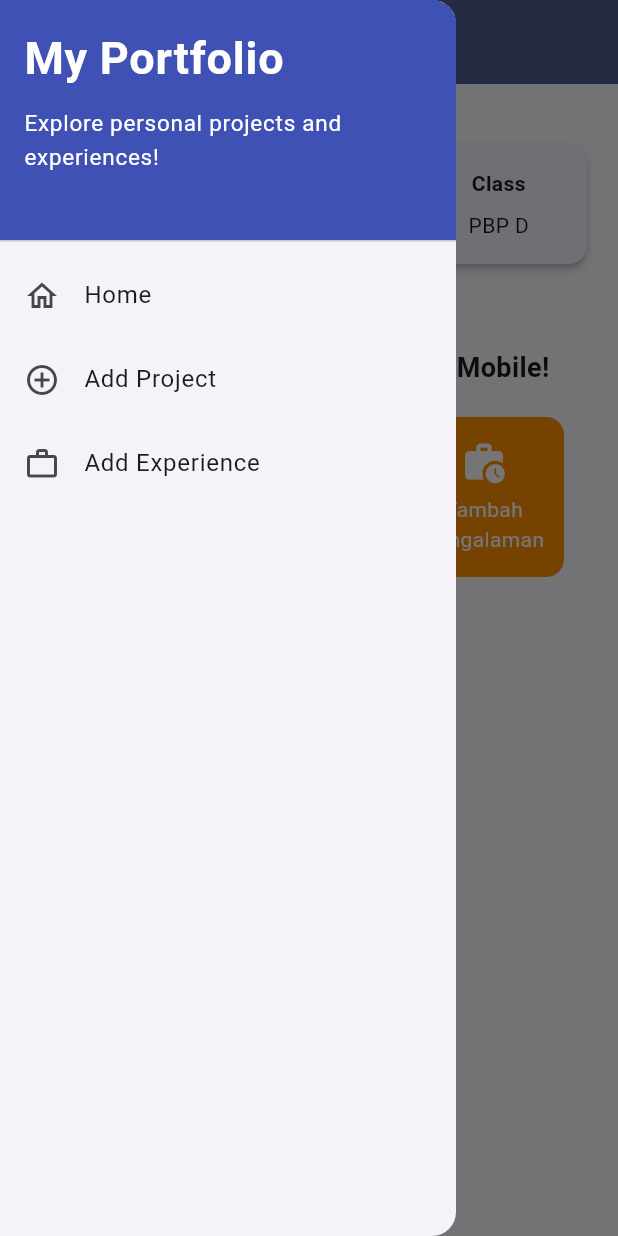
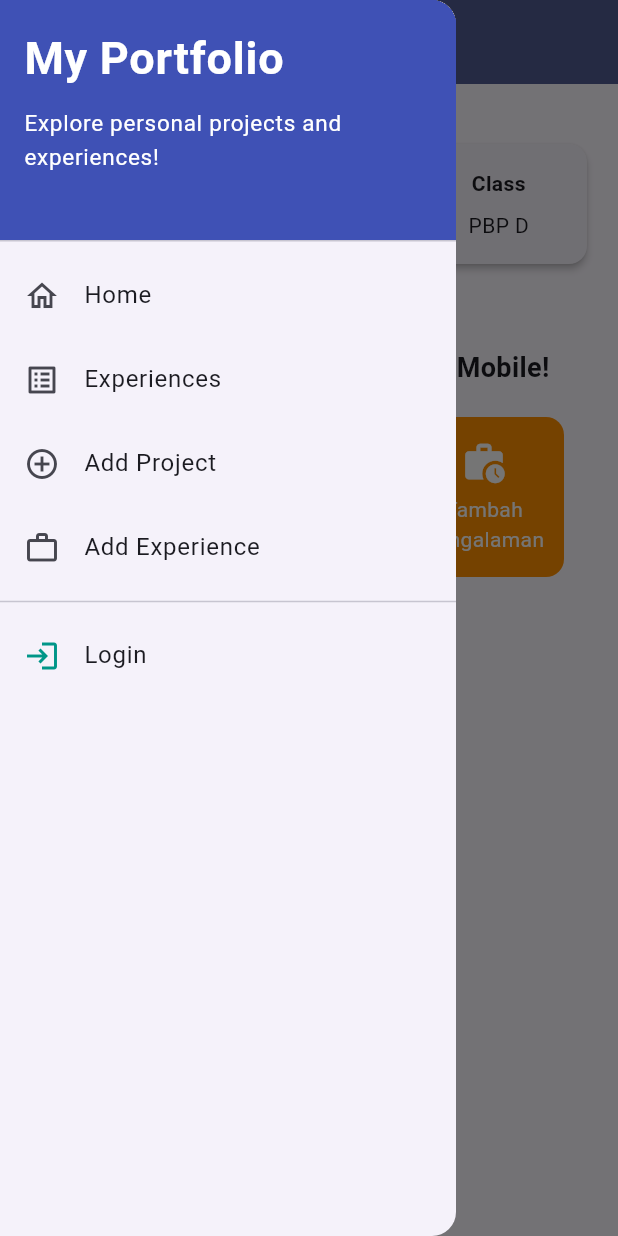
Before and after one commit to Novel107/myportofolio_mobile, a Flutter app: the screen it shows after launch, with the side drawer open, on a phone screen of 412 x 824 dp. Run offline on Flutter 3.47's test engine with Material 3 defaults, Android fonts, the phone set to English and light mode, and no system bars; generated files the repository leaves out were written again.

Commit message:
feat(ui): add Experiences and Login/Logout navigation to LeftDrawer

```diff
--- a/lib/widgets/left_drawer.dart
+++ b/lib/widgets/left_drawer.dart
@@ -1,24 +1,30 @@
 import 'package:flutter/material.dart';
+import 'package:provider/provider.dart';
+import 'package:myportofolio_mobile/providers/auth_provider.dart';
+import 'package:myportofolio_mobile/screens/experience_form.dart';
+import 'package:myportofolio_mobile/screens/experience_list.dart';
+import 'package:myportofolio_mobile/screens/login_screen.dart';
 import 'package:myportofolio_mobile/screens/menu.dart';
 import 'package:myportofolio_mobile/screens/project_form.dart';
-import 'package:myportofolio_mobile/screens/experience_form.dart';
 
 class LeftDrawer extends StatelessWidget {
   const LeftDrawer({super.key});
 
   @override
   Widget build(BuildContext context) {
+    final auth = context.watch<AuthProvider>();
+
     return Drawer(
       child: ListView(
         children: [
-          const DrawerHeader(
-            decoration: BoxDecoration(
+          DrawerHeader(
+            decoration: const BoxDecoration(
               color: Colors.indigo,
             ),
             child: Column(
               crossAxisAlignment: CrossAxisAlignment.start,
               children: [
-                Text(
+                const Text(
                   'My Portfolio',
                   style: TextStyle(
                     fontSize: 30,
@@ -26,10 +32,12 @@ class LeftDrawer extends StatelessWidget {
                     color: Colors.white,
                   ),
                 ),
-                SizedBox(height: 10),
+                const SizedBox(height: 10),
                 Text(
-                  'Explore personal projects and experiences!',
-                  style: TextStyle(
+                  auth.isAuthenticated
+                      ? 'Signed in as ${auth.username}'
+                      : 'Explore personal projects and experiences!',
+                  style: const TextStyle(
                     fontSize: 15,
                     color: Colors.white,
                   ),
@@ -44,6 +52,18 @@ class LeftDrawer extends StatelessWidget {
               Navigator.pushReplacement(
                 context,
                 MaterialPageRoute(builder: (context) => MyHomePage()),
+              );
+            },
+          ),
+          ListTile(
+            leading: const Icon(Icons.list_alt_outlined),
+            title: const Text('Experiences'),
+            onTap: () {
+              Navigator.pushReplacement(
+                context,
+                MaterialPageRoute(
+                  builder: (context) => const ExperienceListPage(),
+                ),
               );
             },
           ),
@@ -63,10 +83,40 @@ class LeftDrawer extends StatelessWidget {
             onTap: () {
               Navigator.pushReplacement(
                 context,
-                MaterialPageRoute(builder: (context) => const ExperienceFormPage()),
+                MaterialPageRoute(
+                  builder: (context) => const ExperienceFormPage(),
+                ),
               );
             },
           ),
+          const Divider(),
+          if (auth.isAuthenticated)
+            ListTile(
+              leading: const Icon(Icons.logout, color: Colors.red),
+              title: const Text('Logout'),
+              onTap: () async {
+                Navigator.pop(context);
+                await context.read<AuthProvider>().logout();
+                if (!context.mounted) return;
+                ScaffoldMessenger.of(context)
+                  ..hideCurrentSnackBar()
+                  ..showSnackBar(
+                    const SnackBar(content: Text('Berhasil logout!')),
+                  );
+              },
+            )
+          else
+            ListTile(
+              leading: const Icon(Icons.login, color: Colors.teal),
+              title: const Text('Login'),
+              onTap: () {
+                Navigator.pop(context);
+                Navigator.push(
+                  context,
+                  MaterialPageRoute(builder: (context) => const LoginScreen()),
+                );
+              },
+            ),
         ],
       ),
     );
```
